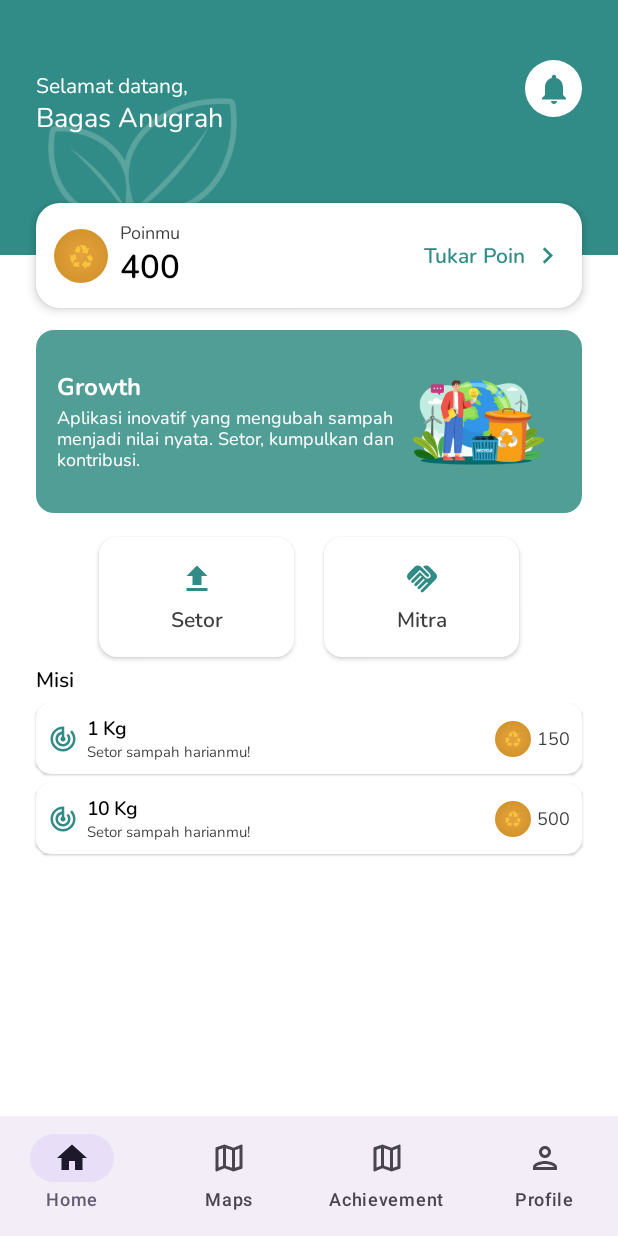
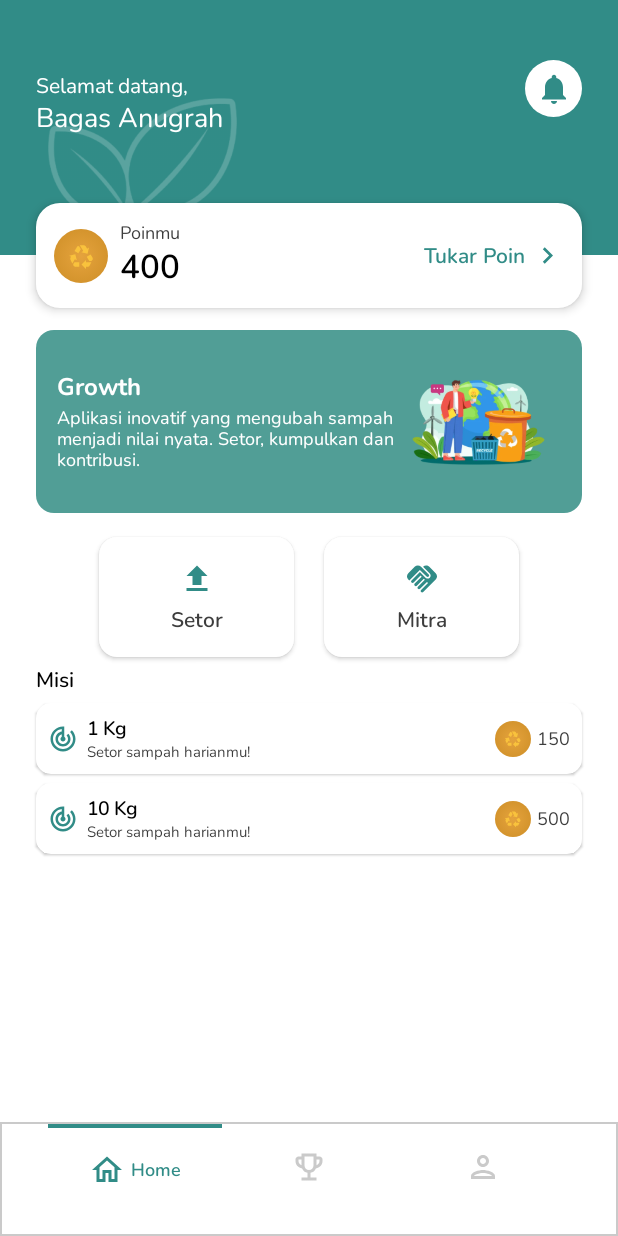
Before and after one commit to ahargunyllib/growth, an Android app built with Jetpack Compose: the authenticated screen opened through its navigation route, on a phone screen of 412 x 824 dp. Run offline under Robolectric (Android 15) with nearby library versions, the phone set to English and light mode, and no system bars; our stand-ins replace Dagger/Hilt's generated code; libraries missing offline, so code that uses them is left out: androidx.hilt.lifecycle.

Commit message:
refactor: Redesign Navbar from Material component to custom UI
Replaces the standard Material 3 `NavigationBar` and `NavigationBarItem` with a completely custom `Row`-based implementation. This provides a new visual style for the bottom navigation bar.

- **Layout:** Switches from `NavigationBar` to a `Row` with a top border.
- **Item Style:**
    - Each navigation item is now a `Column` containing a top indicator `Box` and a clickable `Row`.
    - The selected item displays an icon and a text label.
    - Unselected items show only an icon.
    - A colored `Box` is used as a top indicator for the currently active tab.
- **Icon Update:** The "Achievement" screen icon is changed from a map icon to `Icons.Outlined.EmojiEvents`.
- **Styling:** Applies custom colors, fonts (`GrowthScheme`, `GrowthTypography`), and spacing to match the new design.

```diff
--- a/app/src/main/java/com/ahargunyllib/growth/presentation/ui/widget/common/Navbar.kt
+++ b/app/src/main/java/com/ahargunyllib/growth/presentation/ui/widget/common/Navbar.kt
@@ -1,22 +1,35 @@
 package com.ahargunyllib.growth.presentation.ui.widget.common
 
+import androidx.compose.foundation.background
+import androidx.compose.foundation.border
+import androidx.compose.foundation.clickable
+import androidx.compose.foundation.layout.Arrangement
+import androidx.compose.foundation.layout.Box
+import androidx.compose.foundation.layout.Column
+import androidx.compose.foundation.layout.Row
+import androidx.compose.foundation.layout.fillMaxWidth
+import androidx.compose.foundation.layout.height
+import androidx.compose.foundation.layout.padding
+import androidx.compose.foundation.layout.size
 import androidx.compose.material.icons.Icons
-import androidx.compose.material.icons.filled.Home
-import androidx.compose.material.icons.filled.Map
-import androidx.compose.material.icons.filled.Person
+import androidx.compose.material.icons.outlined.EmojiEvents
 import androidx.compose.material.icons.outlined.Home
-import androidx.compose.material.icons.outlined.Map
 import androidx.compose.material.icons.outlined.Person
 import androidx.compose.material3.Icon
-import androidx.compose.material3.NavigationBar
-import androidx.compose.material3.NavigationBarItem
 import androidx.compose.material3.Text
 import androidx.compose.runtime.Composable
 import androidx.compose.runtime.collectAsState
 import androidx.compose.runtime.getValue
+import androidx.compose.ui.Alignment
+import androidx.compose.ui.Modifier
 import androidx.compose.ui.graphics.vector.ImageVector
+import androidx.compose.ui.text.font.FontWeight
+import androidx.compose.ui.unit.dp
+import androidx.compose.ui.unit.sp
 import androidx.hilt.lifecycle.viewmodel.compose.hiltViewModel
 import androidx.navigation.NavController
+import com.ahargunyllib.growth.presentation.ui.design_system.GrowthScheme
+import com.ahargunyllib.growth.presentation.ui.design_system.GrowthTypography
 import com.ahargunyllib.growth.presentation.ui.navigation.nav_obj.AuthenticatedNavObj
 import com.ahargunyllib.growth.presentation.viewmodel.NavbarViewModel
 
@@ -29,8 +42,7 @@ data class NavItem(
 
 @Composable
 fun Navbar(
-    authenticatedNavController: NavController,
-    navbarViewModel: NavbarViewModel = hiltViewModel()
+    authenticatedNavController: NavController, navbarViewModel: NavbarViewModel = hiltViewModel()
 ) {
     val currentPage by navbarViewModel.pageState.collectAsState()
 
@@ -38,47 +50,74 @@ fun Navbar(
         NavItem(
             navObj = AuthenticatedNavObj.HomeScreen,
             label = "Home",
-            selectedIcon = Icons.Filled.Home,
+            selectedIcon = Icons.Outlined.Home,
             unselectedIcon = Icons.Outlined.Home,
-        ),
-        NavItem(
-            navObj = AuthenticatedNavObj.MapsScreen,
-            label = "Maps",
-            selectedIcon = Icons.Filled.Map,
-            unselectedIcon = Icons.Outlined.Map,
-        ),
-        NavItem(
+        ), NavItem(
             navObj = AuthenticatedNavObj.AchievementScreen,
             label = "Achievement",
-            selectedIcon = Icons.Filled.Map,
-            unselectedIcon = Icons.Outlined.Map,
-        ),
-        NavItem(
+            selectedIcon = Icons.Outlined.EmojiEvents,
+            unselectedIcon = Icons.Outlined.EmojiEvents,
+        ), NavItem(
             navObj = AuthenticatedNavObj.ProfileScreen,
             label = "Profile",
-            selectedIcon = Icons.Filled.Person,
+            selectedIcon = Icons.Outlined.Person,
             unselectedIcon = Icons.Outlined.Person,
         )
     )
 
-    NavigationBar {
+    Row(
+        modifier = Modifier
+            .background(color = GrowthScheme.White.color)
+            .border(
+                width = 1.dp,
+                color = GrowthScheme.Disabled.color,
+            )
+            .fillMaxWidth()
+            .padding(start = 32.dp, end = 32.dp, bottom = 16.dp),
+        verticalAlignment = Alignment.CenterVertically,
+        horizontalArrangement = Arrangement.SpaceBetween
+    ) {
         items.forEachIndexed { index, item ->
-            NavigationBarItem(
-                selected = currentPage == index,
-                onClick = {
-                    navbarViewModel.setPageState(index);
-                    authenticatedNavController.navigate(item.navObj.route)
-                },
-                icon = {
+            Column(
+                modifier = Modifier.weight(1f),
+                horizontalAlignment = Alignment.CenterHorizontally,
+                verticalArrangement = Arrangement.Top,
+            ) {
+                if (currentPage == index) {
+                    Box(
+                        modifier = Modifier
+                            .height(4.dp)
+                            .background(color = GrowthScheme.Primary.color)
+                            .fillMaxWidth()
+                    )
+                }
+                Row(
+                    modifier = Modifier
+                        .fillMaxWidth()
+                        .clickable(
+                            onClick = {
+                                navbarViewModel.setPageState(index)
+                                authenticatedNavController.navigate(item.navObj.route)
+                            })
+                        .padding(top = 16.dp, bottom = 16.dp),
+                    verticalAlignment = Alignment.CenterVertically,
+                    horizontalArrangement = Arrangement.Center
+                ) {
                     Icon(
                         imageVector = if (currentPage == index) item.selectedIcon else item.unselectedIcon,
-                        contentDescription = item.label
+                        contentDescription = item.label,
+                        tint = if (currentPage == index) GrowthScheme.Primary.color else GrowthScheme.Disabled.color,
+                        modifier = Modifier.size(24.dp)
                     )
-                },
-                label = {
-                    Text(item.label)
+                    (if (currentPage == index) Text(
+                        text = item.label, style = GrowthTypography.BodyM.textStyle.copy(
+                            color = GrowthScheme.Primary.color,
+                            fontSize = 12.sp,
+                            fontWeight = FontWeight.SemiBold
+                        ), modifier = Modifier.padding(start = 4.dp)
+                    ) else null)
                 }
-            )
+            }
         }
     }
 }
```
